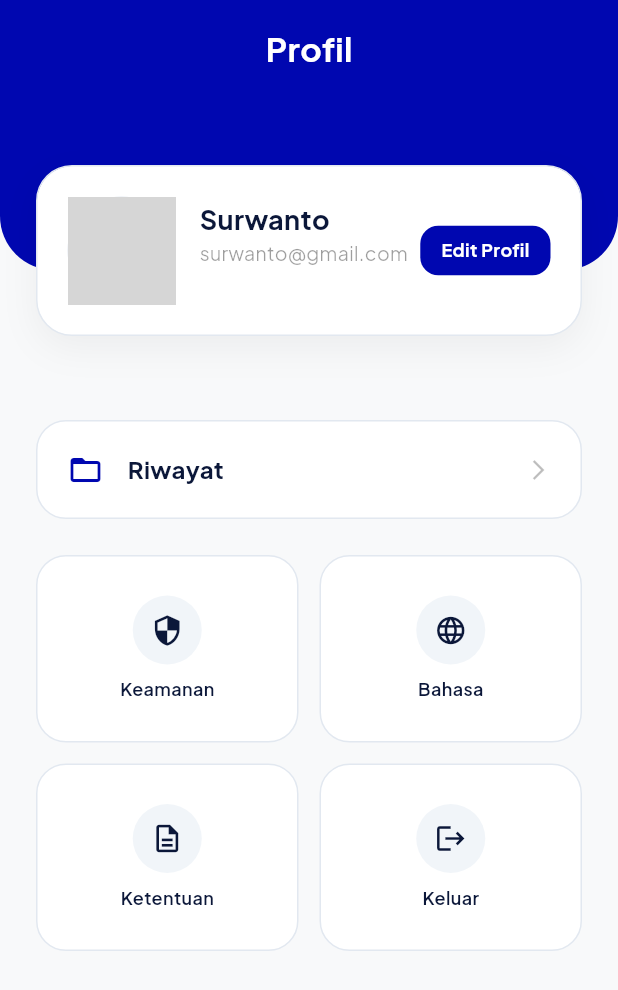
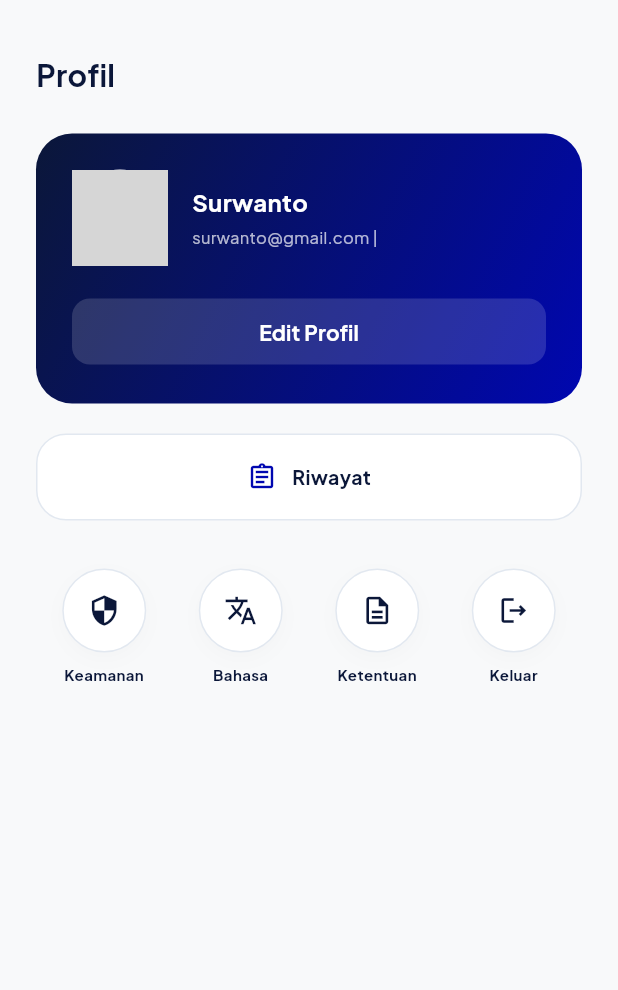
Before and after one commit to bntngridp/courier-myLaundry, a Flutter app: the ProfileView screen opened directly, on a phone screen of 412 x 824 dp. Shown: the top 990 px of the screen. Run offline on Flutter 3.47's test engine with Material 3 defaults, Android fonts, the phone set to English and light mode, and no system bars; our stand-ins replace google_fonts, google_sign_in, shared_preferences; accounts and stored records are empty; network calls fail; grey boxes are pictures that could not be loaded.

Commit message:
style(profile): align courier profile view design with customer profile view
- Replaced stacked blue background header with modern gradient blue profile card
- Added rounded white quick button for Order History (Riwayat)
- Reorganized sub-menu items (Keamanan, Bahasa, Ketentuan, Keluar) into a single 4-column row with 56x56 circular icons
- Maintained local phone preferences loading state
- Verified with flutter analyze (No issues found)

```diff
--- a/lib/ui/features/profile/views/profile_view.dart
+++ b/lib/ui/features/profile/views/profile_view.dart
@@ -27,9 +27,11 @@ class _ProfileViewState extends State<ProfileView> {
 
   Future<void> _loadLocalPhone() async {
     final prefs = await SharedPreferences.getInstance();
+    if (mounted) {
       setState(() {
         _phone = prefs.getString('courier_phone') ?? '+628123456789';
       });
+    }
   }
 
   @override
@@ -37,194 +39,133 @@ class _ProfileViewState extends State<ProfileView> {
     final authViewModel = Provider.of<AuthViewModel>(context);
     final user = authViewModel.authRepository.currentUser;
 
-    return SingleChildScrollView(
+    final String name = user?.username ?? 'Surwanto';
+    final String email = user?.email ?? 'surwanto@gmail.com';
+
+    return Scaffold(
+      backgroundColor: const Color(0xFFF8F9FA),
+      body: SafeArea(
+        child: SingleChildScrollView(
+          padding: const EdgeInsets.all(24.0),
           child: Column(
             crossAxisAlignment: CrossAxisAlignment.stretch,
             children: [
-          // Header section
-          Stack(
-            clipBehavior: Clip.none,
-            children: [
-              Container(
-                height: 180,
-                decoration: const BoxDecoration(
-                  color: Color(0xFF0007B0),
-                  borderRadius: BorderRadius.only(
-                    bottomLeft: Radius.circular(36),
-                    bottomRight: Radius.circular(36),
+              const SizedBox(height: 12),
+              Text(
+                authViewModel.translate('Profil'),
+                style: const TextStyle(
+                  fontSize: 20,
+                  fontWeight: FontWeight.bold,
+                  color: Color(0xFF0B1739),
                 ),
               ),
-                child: const SafeArea(
-                  child: Align(
-                    alignment: Alignment.topCenter,
-                    child: Padding(
-                      padding: EdgeInsets.only(top: 16.0),
-                      child: Text(
-                        'Profil',
-                        style: TextStyle(
-                          fontSize: 22,
-                          fontWeight: FontWeight.bold,
-                          color: Colors.white,
+              const SizedBox(height: 24),
+
+              // Header Blue Card (Matching Customer Profile)
+              Container(
+                padding: const EdgeInsets.all(24),
+                decoration: BoxDecoration(
+                  gradient: const LinearGradient(
+                    colors: [Color(0xFF0B1739), Color(0xFF0007B0)],
+                    begin: Alignment.topLeft,
+                    end: Alignment.bottomRight,
                   ),
+                  borderRadius: BorderRadius.circular(24),
                 ),
-                    ),
-                  ),
-                ),
-              ),
-              // Profile Info Card
-              Positioned(
-                top: 110,
-                left: 24,
-                right: 24,
-                child: Container(
-                  padding: const EdgeInsets.all(20),
-                  decoration: BoxDecoration(
-                    color: Colors.white,
-                    borderRadius: BorderRadius.circular(24),
-                    border: Border.all(color: const Color(0xFFE2E8F0)),
-                    boxShadow: [
-                      BoxShadow(
-                        color: Colors.black.withValues(alpha: 0.05),
-                        blurRadius: 20,
-                        offset: const Offset(0, 8),
-                      )
-                    ],
-                  ),
-                  child: Row(
+                child: Column(
                   children: [
-                      // Profile Image
+                    Row(
+                      children: [
+                        // Avatar image circle
                         Container(
-                        width: 72,
-                        height: 72,
+                          width: 64,
+                          height: 64,
                           decoration: BoxDecoration(
                             shape: BoxShape.circle,
-                          border: Border.all(color: const Color(0xFFE2E8F0), width: 3),
+                            border: Border.all(color: Colors.white, width: 2),
                             image: const DecorationImage(
                               image: NetworkImage(
-                              'https://images.unsplash.com/photo-1500648767791-00dcc994a43e?auto=format&fit=crop&q=80&w=120',
+                                'https://images.unsplash.com/photo-1500648767791-00dcc994a43e?auto=format&fit=crop&q=80&w=200',
                               ),
                               fit: BoxFit.cover,
                             ),
                           ),
                         ),
                         const SizedBox(width: 16),
-                      // Info
                         Expanded(
                           child: Column(
                             crossAxisAlignment: CrossAxisAlignment.start,
                             children: [
                               Text(
-                              user?.username ?? 'Surwanto',
+                                name,
                                 style: const TextStyle(
-                                fontSize: 18,
+                                  fontSize: 16,
                                   fontWeight: FontWeight.bold,
-                                color: Color(0xFF0B1739),
-                              ),
-                            ),
-                            Text(
-                              user?.email ?? 'surwanto@gmail.com',
-                              style: const TextStyle(
-                                fontSize: 13,
-                                color: Colors.black38,
+                                  color: Colors.white,
                                 ),
                               ),
                               const SizedBox(height: 4),
                               Text(
-                              _phone,
+                                '$email | $_phone',
                                 style: const TextStyle(
-                                fontSize: 13,
-                                fontWeight: FontWeight.w600,
-                                color: Color(0xFF0007B0),
+                                  fontSize: 11,
+                                  color: Colors.white70,
                                 ),
                               ),
                             ],
                           ),
                         ),
-                      // Edit Button
-                      GestureDetector(
-                        onTap: () async {
+                      ],
+                    ),
+                    const SizedBox(height: 20),
+
+                    // Edit Profile Button
+                    ElevatedButton(
+                      onPressed: () async {
                         await Navigator.push(
                           context,
                           MaterialPageRoute(builder: (context) => const EditProfileView()),
                         );
                         _loadLocalPhone();
                       },
-                        child: Container(
-                          padding: const EdgeInsets.symmetric(horizontal: 14, vertical: 8),
-                          decoration: BoxDecoration(
-                            color: const Color(0xFF0007B0),
-                            borderRadius: BorderRadius.circular(12),
+                      style: ElevatedButton.styleFrom(
+                        backgroundColor: Colors.white.withValues(alpha: 0.15),
+                        foregroundColor: Colors.white,
+                        minimumSize: const Size(double.infinity, 44),
+                        shape: RoundedRectangleBorder(borderRadius: BorderRadius.circular(12)),
+                        elevation: 0,
                       ),
-                          child: const Text(
-                            'Edit Profil',
-                            style: TextStyle(
-                              color: Colors.white,
-                              fontSize: 12,
-                              fontWeight: FontWeight.bold,
-                            ),
-                          ),
+                      child: Text(
+                        authViewModel.translate('Edit Profil'),
+                        style: const TextStyle(fontWeight: FontWeight.bold),
                       ),
                     ),
                   ],
                 ),
               ),
-              ),
-            ],
-          ),
-          const SizedBox(height: 100), // Spacing for the overlapping profile card
+              const SizedBox(height: 20),
 
-          // Riwayat Button (Folder History)
-          Padding(
-            padding: const EdgeInsets.symmetric(horizontal: 24.0),
-            child: GestureDetector(
+              // Quick Button: Riwayat
+              _buildQuickButton(
+                context,
+                icon: Icons.assignment_outlined,
+                label: 'Riwayat',
                 onTap: () {
                   Navigator.push(
                     context,
                     MaterialPageRoute(builder: (context) => const OrderHistoryView()),
                   );
                 },
-              child: Container(
-                padding: const EdgeInsets.all(20),
-                decoration: BoxDecoration(
-                  color: Colors.white,
-                  borderRadius: BorderRadius.circular(20),
-                  border: Border.all(color: const Color(0xFFE2E8F0)),
               ),
-                child: const Row(
-                  children: [
-                    Icon(Icons.folder_open, color: Color(0xFF0007B0), size: 24),
-                    SizedBox(width: 16),
-                    Text(
-                      'Riwayat',
-                      style: TextStyle(
-                        fontSize: 16,
-                        fontWeight: FontWeight.bold,
-                        color: Color(0xFF0B1739),
-                      ),
-                    ),
-                    Spacer(),
-                    Icon(Icons.arrow_forward_ios, color: Colors.black26, size: 16),
-                  ],
-                ),
-              ),
-            ),
-          ),
-          const SizedBox(height: 24),
+              const SizedBox(height: 32),
 
-          // Sub-menu Grid (Keamanan, Bahasa, Ketentuan, Keluar)
-          Padding(
-            padding: const EdgeInsets.symmetric(horizontal: 24.0),
-            child: GridView.count(
-              shrinkWrap: true,
-              physics: const NeverScrollableScrollPhysics(),
-              crossAxisCount: 2,
-              crossAxisSpacing: 14,
-              mainAxisSpacing: 14,
-              childAspectRatio: 1.4,
+              // Circular 4-Item Row (Keamanan, Bahasa, Ketentuan, Keluar)
+              Row(
+                mainAxisAlignment: MainAxisAlignment.spaceAround,
                 children: [
                   _buildGridItem(
                     context,
-                  icon: Icons.security,
+                    icon: Icons.security_outlined,
                     label: 'Keamanan',
                     onTap: () {
                       Navigator.push(
@@ -235,7 +176,7 @@ class _ProfileViewState extends State<ProfileView> {
                   ),
                   _buildGridItem(
                     context,
-                  icon: Icons.language,
+                    icon: Icons.translate_outlined,
                     label: 'Bahasa',
                     onTap: () {
                       Navigator.push(
@@ -257,7 +198,7 @@ class _ProfileViewState extends State<ProfileView> {
                   ),
                   _buildGridItem(
                     context,
-                  icon: Icons.logout,
+                    icon: Icons.logout_outlined,
                     label: 'Keluar',
                     onTap: () {
                       _showLogoutDialog(context, authViewModel);
@@ -265,9 +206,90 @@ class _ProfileViewState extends State<ProfileView> {
                   ),
                 ],
               ),
+            ],
           ),
-          const SizedBox(height: 120), // Extra spacing for the bottom navigation bar
+        ),
+      ),
+    );
+  }
+
+  Widget _buildQuickButton(
+    BuildContext context, {
+    required IconData icon,
+    required String label,
+    required VoidCallback onTap,
+  }) {
+    final authViewModel = Provider.of<AuthViewModel>(context);
+    return GestureDetector(
+      onTap: onTap,
+      child: Container(
+        padding: const EdgeInsets.symmetric(vertical: 18),
+        decoration: BoxDecoration(
+          color: Colors.white,
+          borderRadius: BorderRadius.circular(20),
+          border: Border.all(color: const Color(0xFFE2E8F0)),
+        ),
+        child: Row(
+          mainAxisAlignment: MainAxisAlignment.center,
+          children: [
+            Icon(icon, color: const Color(0xFF0007B0), size: 20),
+            const SizedBox(width: 10),
+            Text(
+              authViewModel.translate(label),
+              style: const TextStyle(
+                fontWeight: FontWeight.bold,
+                color: Color(0xFF0B1739),
+                fontSize: 13,
+              ),
+            ),
           ],
+        ),
+      ),
+    );
+  }
+
+  Widget _buildGridItem(
+    BuildContext context, {
+    required IconData icon,
+    required String label,
+    required VoidCallback onTap,
+  }) {
+    final authViewModel = Provider.of<AuthViewModel>(context);
+    return GestureDetector(
+      onTap: onTap,
+      child: SizedBox(
+        width: 76,
+        child: Column(
+          children: [
+            Container(
+              width: 56,
+              height: 56,
+              decoration: BoxDecoration(
+                color: Colors.white,
+                shape: BoxShape.circle,
+                border: Border.all(color: const Color(0xFFE2E8F0)),
+                boxShadow: [
+                  BoxShadow(
+                    color: Colors.black.withValues(alpha: 0.02),
+                    blurRadius: 10,
+                    offset: const Offset(0, 4),
+                  ),
+                ],
+              ),
+              child: Icon(icon, color: const Color(0xFF0B1739), size: 22),
+            ),
+            const SizedBox(height: 8),
+            Text(
+              authViewModel.translate(label),
+              textAlign: TextAlign.center,
+              style: const TextStyle(
+                fontSize: 10,
+                fontWeight: FontWeight.bold,
+                color: Color(0xFF0B1739),
+              ),
+            ),
+          ],
+        ),
       ),
     );
   }
@@ -334,7 +356,9 @@ class _ProfileViewState extends State<ProfileView> {
                 ),
                 const SizedBox(height: 8),
                 Text(
-                  authViewModel.translate('Apakah kamu yakin ingin keluar dari akun Kurir?\nPastikan tidak ada tugas penjemputan aktif.'),
+                  authViewModel.translate(
+                    'Apakah kamu yakin ingin keluar dari akun Kurir?\nPastikan tidak ada tugas penjemputan aktif.',
+                  ),
                   textAlign: TextAlign.center,
                   style: const TextStyle(
                     fontSize: 13,
@@ -410,45 +434,4 @@ class _ProfileViewState extends State<ProfileView> {
       },
     );
   }
-
-  Widget _buildGridItem(
-    BuildContext context, {
-    required IconData icon,
-    required String label,
-    required VoidCallback onTap,
-  }) {
-    final authViewModel = Provider.of<AuthViewModel>(context);
-    return GestureDetector(
-      onTap: onTap,
-      child: Container(
-        decoration: BoxDecoration(
-          color: Colors.white,
-          borderRadius: BorderRadius.circular(20),
-          border: Border.all(color: const Color(0xFFE2E8F0)),
-        ),
-        child: Column(
-          mainAxisAlignment: MainAxisAlignment.center,
-          children: [
-            Container(
-              padding: const EdgeInsets.all(12),
-              decoration: const BoxDecoration(
-                shape: BoxShape.circle,
-                color: Color(0xFFF1F5F9),
-              ),
-              child: Icon(icon, color: const Color(0xFF0B1739), size: 22),
-            ),
-            const SizedBox(height: 8),
-            Text(
-              authViewModel.translate(label),
-              style: const TextStyle(
-                fontSize: 12,
-                fontWeight: FontWeight.w600,
-                color: Color(0xFF0B1739),
-              ),
-            ),
-          ],
-        ),
-      ),
-    );
 }
-}
```
Lines whose indentation alone changed are shown as unchanged.
